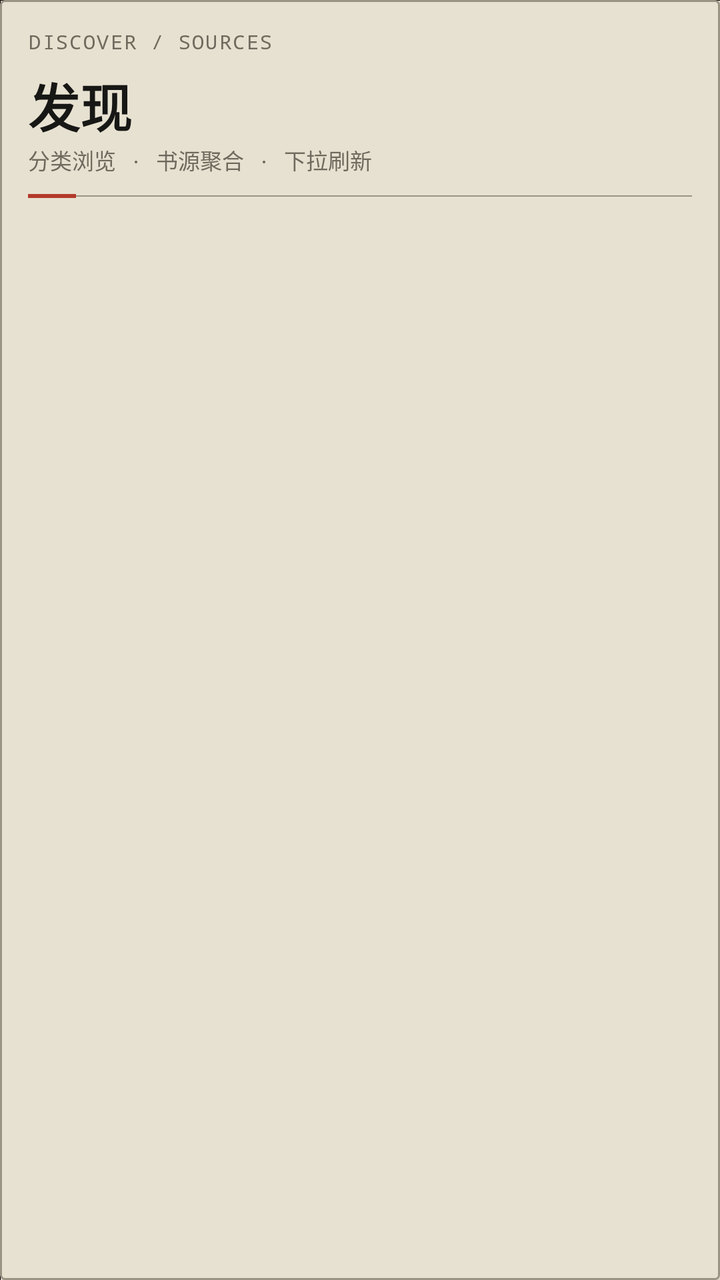
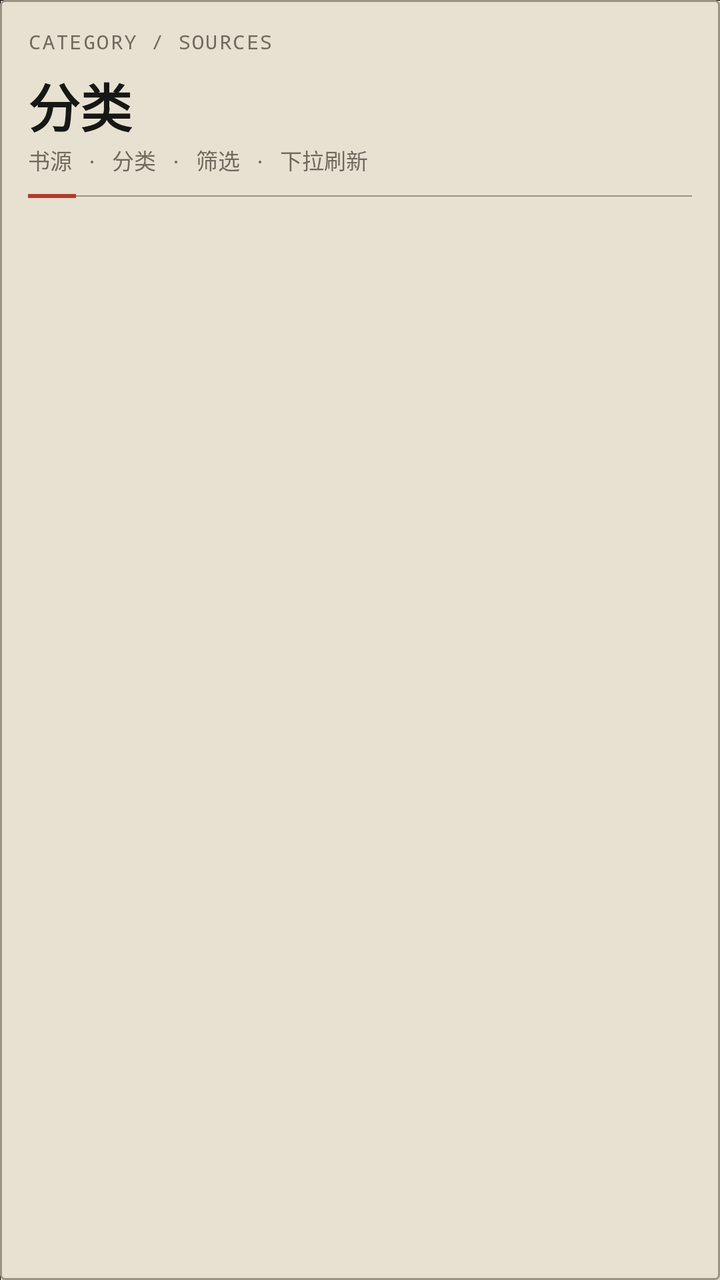

An Android layout rendered at two revisions. The XML below is the earlier revision; the diff shows what the commit changed to produce the second picture.
<!-- AndroidManifest.xml: application theme AppTheme.Light -->
<!-- res/layout/view_explore_header.xml -->
<?xml version="1.0" encoding="utf-8"?>
<LinearLayout xmlns:android="http://schemas.android.com/apk/res/android"
    android:layout_width="match_parent"
    android:layout_height="wrap_content"
    android:layout_marginStart="16dp"
    android:layout_marginTop="8dp"
    android:layout_marginEnd="16dp"
    android:background="@drawable/bg_juyue_panel"
    android:orientation="vertical"
    android:padding="14dp">

    <TextView
        android:layout_width="wrap_content"
        android:layout_height="wrap_content"
        android:fontFamily="monospace"
        android:letterSpacing="0.08"
        android:text="DISCOVER / SOURCES"
        android:textColor="@color/juyue_secondary_ink"
        android:textSize="10sp" />

    <TextView
        android:layout_width="wrap_content"
        android:layout_height="wrap_content"
        android:layout_marginTop="6dp"
        android:text="发现"
        android:textColor="@color/juyue_ink"
        android:textSize="26sp"
        android:textStyle="bold" />

    <TextView
        android:layout_width="wrap_content"
        android:layout_height="wrap_content"
        android:fontFamily="monospace"
        android:text="分类浏览 · 书源聚合 · 下拉刷新"
        android:textColor="@color/juyue_secondary_ink"
        android:textSize="11sp" />

    <LinearLayout
        android:layout_width="match_parent"
        android:layout_height="4dp"
        android:layout_marginTop="8dp"
        android:gravity="center_vertical"
        android:orientation="horizontal">

        <View
            android:layout_width="24dp"
            android:layout_height="2dp"
            android:background="@color/juyue_accent" />

        <View
            android:layout_width="0dp"
            android:layout_height="0.5dp"
            android:layout_weight="1"
            android:background="@color/juyue_divider" />
    </LinearLayout>

</LinearLayout>
<!-- resources referenced by this layout -->
<resources>
  <color name="juyue_accent">#FFB33A2B</color>
  <color name="juyue_divider">#FF9A9485</color>
  <color name="juyue_ink">#FF171715</color>
  <color name="juyue_secondary_ink">#FF6F6A5E</color>
  <!-- drawable bg_juyue_panel (drawable) -->
  <?xml version="1.0" encoding="utf-8"?>
  <shape xmlns:android="http://schemas.android.com/apk/res/android"
      android:shape="rectangle">
      <solid android:color="@color/juyue_surface" />
      <stroke
          android:width="1dp"
          android:color="@color/juyue_divider" />
      <corners android:radius="2dp" />
  </shape>
  <style name="AppTheme.Light" parent="Base.AppTheme">
          <item name="actionBarStyle">@style/AppTheme.AppBarOverlay.Light</item>
      </style>
  <color name="juyue_surface">#FFE7E1D1</color>
  <style name="Base.AppTheme" parent="Theme.AppCompat.DayNight.NoActionBar">
          <item name="android:windowBackground">@drawable/bg_juyue_grid</item>
          <item name="colorPrimary">@color/primary</item>
          <item name="colorPrimaryDark">@color/primaryDark</item>
          <item name="colorAccent">@color/accent</item>
          <item name="actionOverflowMenuStyle">@style/Style.PopupMenu</item>
          <item name="android:itemTextAppearance">@style/Style.MenuItemText</item>
          <item name="android:popupMenuStyle">@style/Style.PopupMenu</item>
          <item name="android:statusBarColor">@color/transparent</item>
          <item name="android:windowDrawsSystemBarBackgrounds">true</item>
          <item name="android:windowLightStatusBar">true</item>
          <item name="android:windowLightNavigationBar">true</item>
      </style>
  <style name="AppTheme.AppBarOverlay.Light" parent="ThemeOverlay.AppCompat.Light">
          <item name="colorAccent">@color/md_grey_900</item>
      </style>
  <!-- drawable bg_juyue_grid (drawable) -->
  <?xml version="1.0" encoding="utf-8"?>
  <bitmap xmlns:android="http://schemas.android.com/apk/res/android"
      android:src="@drawable/juyue_grid_tile"
      android:tileMode="repeat" />
  <color name="primary">@color/juyue_background</color>
  <color name="primaryDark">@color/juyue_background</color>
  <color name="accent">@color/juyue_accent</color>
  <style name="Style.PopupMenu" parent="Widget.AppCompat.PopupMenu">
          <item name="android:popupBackground">@drawable/bg_popup_menu</item>
      </style>
  <style name="Style.MenuItemText" parent="@android:style/TextAppearance.Widget.IconMenu.Item">
          <item name="android:textColor">@color/menu_color_default</item>
          <item name="android:textSize">16sp</item>
      </style>
  <color name="transparent">#00000000</color>
  <color name="md_grey_900">#212121</color>
  <!-- drawable juyue_grid_tile: png bitmap (drawable-night, 401 bytes) -->
  <color name="juyue_background">#FFD9D4C3</color>
  <!-- drawable bg_popup_menu (drawable) -->
  <?xml version="1.0" encoding="utf-8"?>
  <shape xmlns:android="http://schemas.android.com/apk/res/android"
         android:shape="rectangle">
  
      <solid android:color="@color/background_menu"/>
  
      <corners android:radius="2dp"/>
  
  </shape>
  <color name="menu_color_default">#383838</color>
  <color name="background_menu">@color/juyue_elevated</color>
  <color name="juyue_elevated">#FFF1ECDE</color>
</resources>

<!-- the commit's change to res/layout/view_explore_header.xml (unified diff, before → after) -->
@@ -14,7 +14,7 @@
         android:layout_height="wrap_content"
         android:fontFamily="monospace"
         android:letterSpacing="0.08"
-        android:text="DISCOVER / SOURCES"
+        android:text="CATEGORY / SOURCES"
         android:textColor="@color/juyue_secondary_ink"
         android:textSize="10sp" />
 
@@ -22,7 +22,7 @@
         android:layout_width="wrap_content"
         android:layout_height="wrap_content"
         android:layout_marginTop="6dp"
-        android:text="发现"
+        android:text="分类"
         android:textColor="@color/juyue_ink"
         android:textSize="26sp"
         android:textStyle="bold" />
@@ -31,7 +31,7 @@
         android:layout_width="wrap_content"
         android:layout_height="wrap_content"
         android:fontFamily="monospace"
-        android:text="分类浏览 · 书源聚合 · 下拉刷新"
+        android:text="书源 · 分类 · 筛选 · 下拉刷新"
         android:textColor="@color/juyue_secondary_ink"
         android:textSize="11sp" />
 
